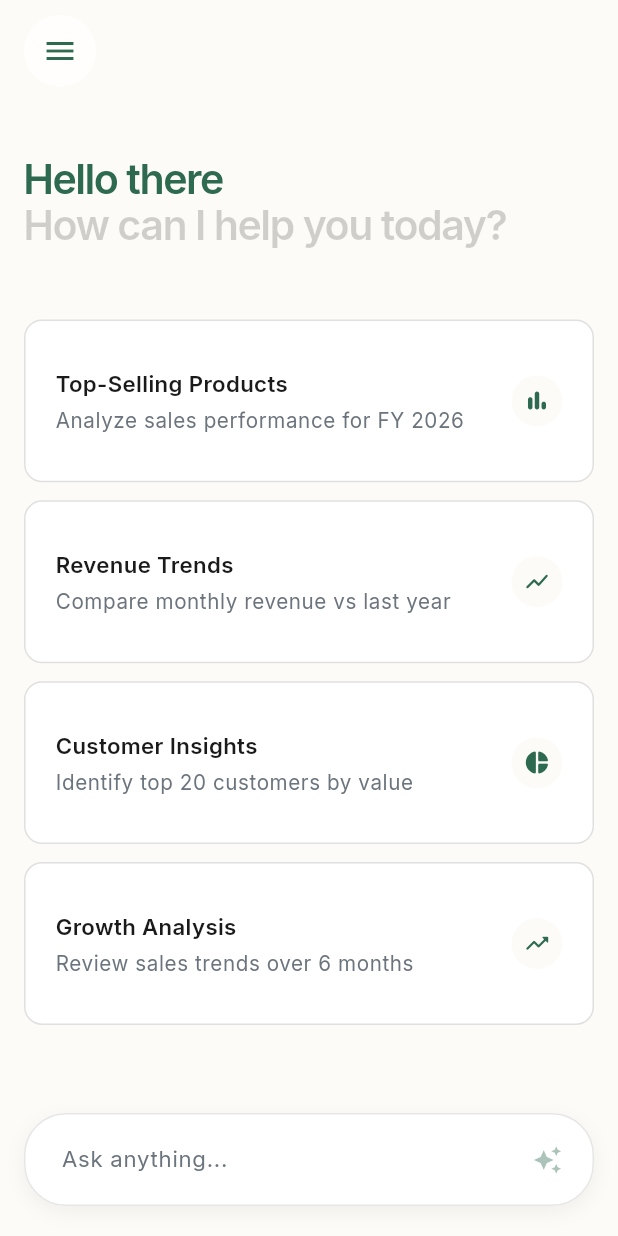
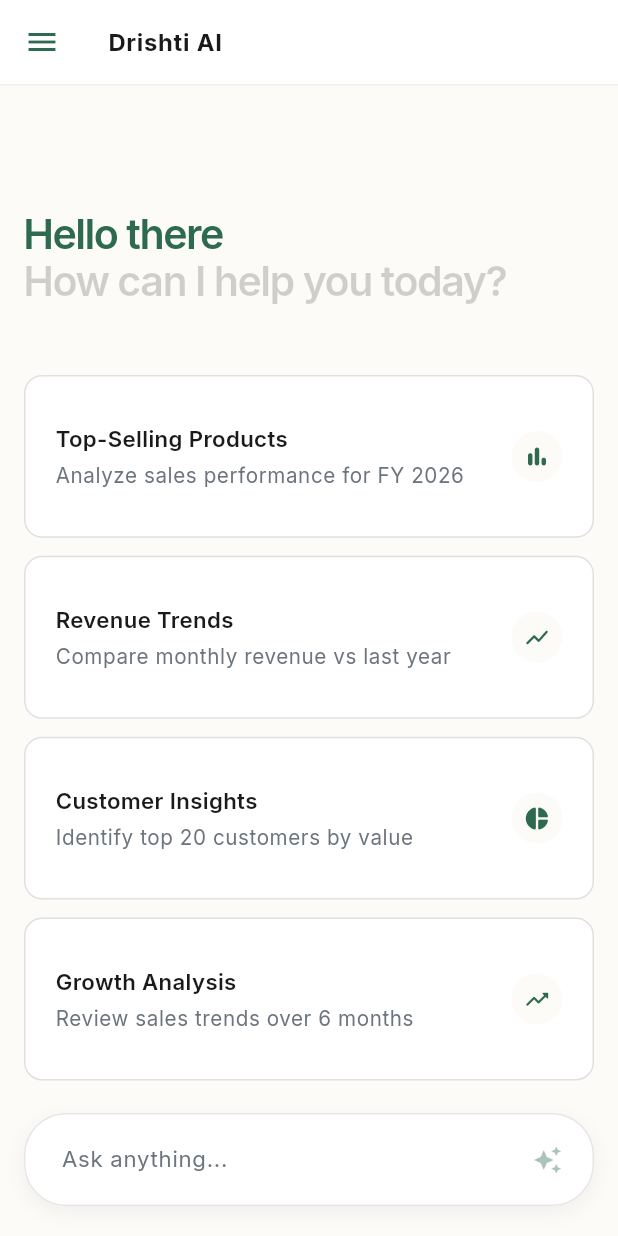
Before and after one commit to ravinnallasamy/business_analytics, a Flutter app: the ConversationScreen screen opened by its route, on a phone screen of 412 x 824 dp. Run offline on Flutter 3.47's test engine with Material 3 defaults, Android fonts, the phone set to English and light mode, and no system bars; our stand-ins replace csv, dio, fl_chart, flutter_markdown, flutter_riverpod, flutter_secure_storage and 5 more; missing offline and left inert: home_widget, workmanager; accounts and stored records are empty; network calls fail; statements that could not run were skipped; project files that could hold a hidden picture were left out.

Commit message:
UI Enhancements: Redesigned chat interface with better differentiation, fixed header/footer, table pagination, and email sending functionality

```diff
--- a/lib/modules/chat/presentation/blocks/metrics_block.dart
+++ b/lib/modules/chat/presentation/blocks/metrics_block.dart
@@ -83,7 +83,8 @@ class MetricsBlock extends StatelessWidget {
                       styleSheet: MarkdownStyleSheet.fromTheme(Theme.of(context)).copyWith(
                         p: Theme.of(context).textTheme.labelSmall?.copyWith(
                               color: Theme.of(context).colorScheme.onSurfaceVariant,
-                              fontWeight: FontWeight.normal,
+                              fontWeight: FontWeight.w500, // Inter Medium
+                              fontFamily: 'Inter',
                               letterSpacing: 1.2,
                             ),
                         strong: const TextStyle(fontWeight: FontWeight.bold),
@@ -95,6 +96,8 @@ class MetricsBlock extends StatelessWidget {
                       styleSheet: MarkdownStyleSheet.fromTheme(Theme.of(context)).copyWith(
                         p: Theme.of(context).textTheme.displaySmall?.copyWith(
                               color: Theme.of(context).colorScheme.primary,
+                              fontWeight: FontWeight.w700, // Inter Bold
+                              fontFamily: 'Inter',
                             ),
                         strong: const TextStyle(fontWeight: FontWeight.bold),
                       ),
--- a/lib/modules/chat/presentation/blocks/text_block.dart
+++ b/lib/modules/chat/presentation/blocks/text_block.dart
@@ -159,6 +159,7 @@ class TextBlock extends StatelessWidget {
           _BlockType.body => theme.textTheme.bodyLarge?.fontSize,
           _BlockType.action => theme.textTheme.bodyLarge?.fontSize,
         },
+        fontFamily: 'Inter',
         color: switch (type) {
           _BlockType.heading => neutralDark,
           _BlockType.action => accentColor,
--- a/lib/modules/chat/presentation/screens/conversation_screen.dart
+++ b/lib/modules/chat/presentation/screens/conversation_screen.dart
@@ -155,66 +155,59 @@ class _ConversationScreenState extends ConsumerState<ConversationScreen> {
     final isLoading = (activeConversation == null && !isNewChat) || isMismatch || isFetchingHistory;
 
     return Scaffold(
-      extendBodyBehindAppBar: true,
+      appBar: !isDesktop
+          ? AppBar(
+              backgroundColor: Colors.white,
+              elevation: 0,
+              leading: IconButton(
+                icon: const Icon(Icons.menu, color: AppColors.accentGreen),
+                onPressed: () => Scaffold.of(context).openDrawer(),
+              ),
+              title: Text(
+                activeConversation?.title ?? 'Drishti AI',
+                style: Theme.of(context).textTheme.bodyLarge?.copyWith(
+                  fontWeight: FontWeight.bold,
+                  color: AppColors.textPrimary,
+                ),
+              ),
+              bottom: PreferredSize(
+                preferredSize: const Size.fromHeight(1.0),
+                child: Divider(height: 1, color: Colors.grey[200]),
+              ),
+            )
+          : null,
       body: SafeArea(
-        bottom: false,
-        top: false, // Handle top padding manually for cleaner floating UI
+        child: Column(
+          children: [
+            Expanded(
               child: AnimatedSwitcher(
                 duration: const Duration(milliseconds: 300),
                 child: isLoading
                   ? const _MessageSkeletonList()
-            : Stack(
-                key: ValueKey(activeConversation?.id ?? 'new'),
-                children: [
-                   // Content Layer
-                  Positioned.fill(
-                    child: activeConversation != null
+                  : activeConversation != null
                       ? ListView.builder(
                           controller: _scrollController,
-                          reverse: false, // Changed to false for easier "top of response" control
+                          reverse: false,
                           physics: const AlwaysScrollableScrollPhysics(),
-                          padding: EdgeInsets.only(
-                            top: isDesktop ? 24 : 80,
-                            bottom: 150, // Added more bottom padding for the input bar
-                          ),
+                          padding: const EdgeInsets.symmetric(vertical: 16),
                           itemCount: activeConversation.messages.length,
                           itemBuilder: (context, index) {
                             final message = activeConversation.messages[index];
                             return MessageView(message: message);
                           },
                         )
-                      : Padding(
-                          padding: EdgeInsets.only(top: isDesktop ? 24 : 80, bottom: 120),
+                      : SingleChildScrollView(
+                          padding: EdgeInsets.only(top: isDesktop ? 24 : 60, bottom: 40),
                           child: _NewChatWelcome(onSuggestionTap: (question) {
                             ref.read(chatProvider.notifier).sendMessage(question);
                           }),
                         ),
               ),
-
-                  // Mobile Menu Button
-                  if (!isDesktop)
-                    Positioned(
-                      top: MediaQuery.of(context).padding.top + 10,
-                      left: 16,
-                      child: Container(
-                        decoration: BoxDecoration(
-                          color: Colors.white.withOpacity(0.8),
-                          shape: BoxShape.circle,
-                        ),
-                        child: IconButton(
-                          icon: const Icon(Icons.menu, color: AppColors.accentGreen),
-                          onPressed: () => Scaffold.of(context).openDrawer(),
-                        ),
-                      ),
             ),
 
-                  // Input Bar
-                  const Align(
-                    alignment: Alignment.bottomCenter,
-                    child: ChatInputBar(isProminent: false),
-                  ),
+            // Fixed Footer Input Bar
+            const ChatInputBar(isProminent: false),
           ],
-              ),
         ),
       ),
     );
```
Also changed, not shown: lib/modules/chat/presentation/blocks/table_block.dart (+52 -18 lines), lib/modules/chat/presentation/widgets/email_draft_sheet.dart (+90 -4 lines), lib/modules/chat/presentation/widgets/message_view.dart (+45 -25 lines), flutter_01.png (added). Lines whose indentation alone changed are shown as unchanged.
